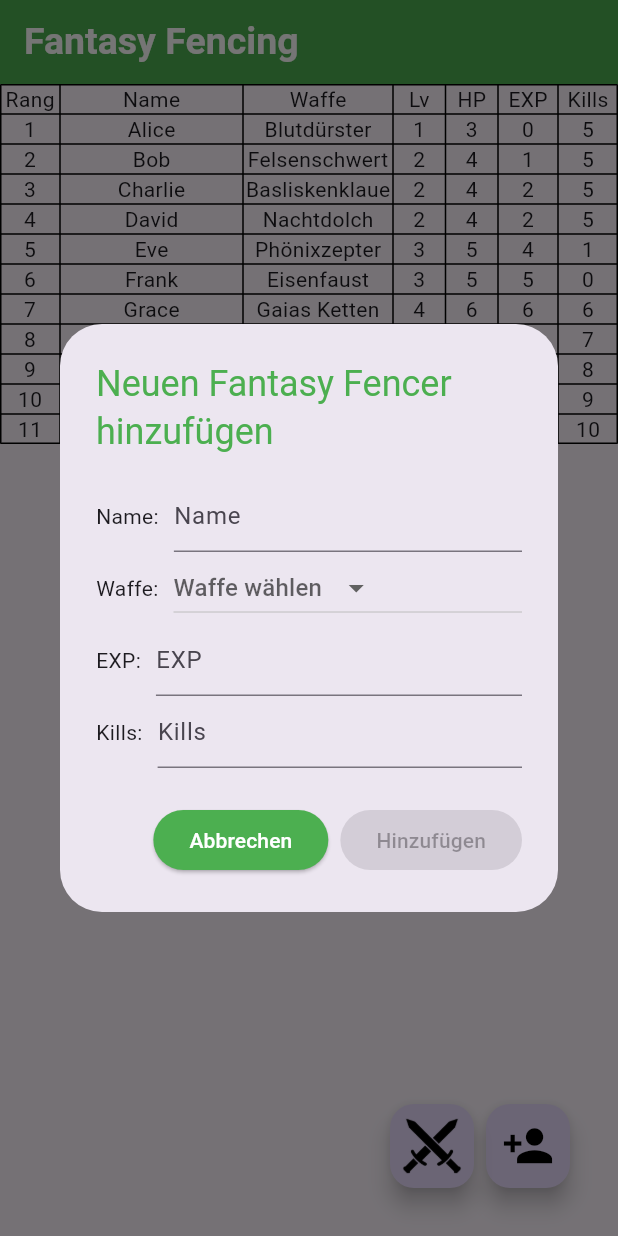
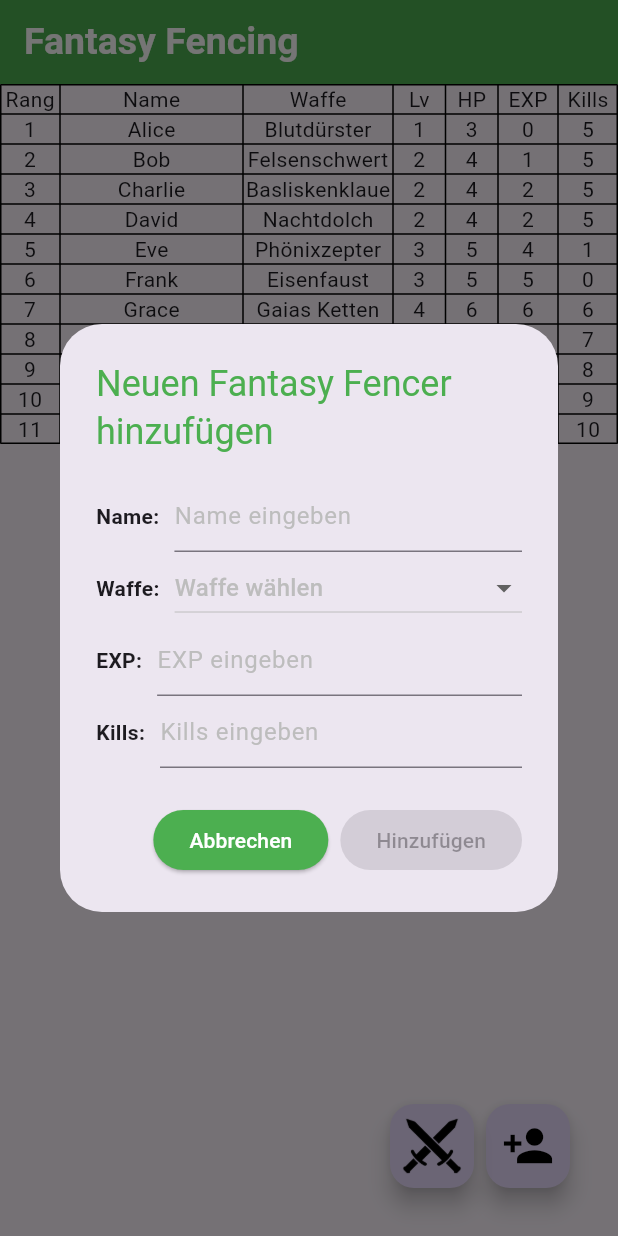
Before and after one commit to Frank1337/FantasyFencing, a Flutter app: the screen it shows after launch, after a tap on the "person add" icon, on a phone screen of 412 x 824 dp. Run offline on Flutter 3.47's test engine with Material 3 defaults, Android fonts, the phone set to English and light mode, and no system bars.

```diff
--- a/code/lib/Dialogs/AddPlayerDialog.dart
+++ b/code/lib/Dialogs/AddPlayerDialog.dart
@@ -53,13 +53,15 @@ class _AddPlayerDialogState extends PlayerDialogBaseState<AddPlayerDialog> {
         children: [
           Row(
             children: [
-              const Text('Name:'),
+              const Text('Name:',
+                  style: TextStyle(fontWeight: FontWeight.bold)),
               const SizedBox(width: 10),
               Expanded(
                 child: TextField(
                   controller: _nameController,
-                  decoration: const InputDecoration(
-                    hintText: 'Name',
+                  decoration: InputDecoration(
+                    hintText: 'Name eingeben',
+                    hintStyle: TextStyle(color: Colors.grey[400]),
                   ),
                   onChanged: (text) {
                     setState(() {});
@@ -70,12 +72,17 @@ class _AddPlayerDialogState extends PlayerDialogBaseState<AddPlayerDialog> {
           ),
           Row(
             children: [
-              const Text('Waffe:'),
+              const Text('Waffe:',
+                  style: TextStyle(fontWeight: FontWeight.bold)),
               const SizedBox(width: 10),
               Expanded(
                 child: DropdownButton<Weapons>(
                   value: _selectedWeapon,
-                  hint: const Text('Waffe wählen'),
+                  isExpanded: true,
+                  hint: Text(
+                    'Waffe wählen',
+                    style: TextStyle(color: Colors.grey[400]),
+                  ),
                   onChanged: (Weapons? newValue) {
                     setState(() {
                       _selectedWeapon = newValue;
@@ -93,7 +100,7 @@ class _AddPlayerDialogState extends PlayerDialogBaseState<AddPlayerDialog> {
           ),
           Row(
             children: [
-              const Text('EXP:'),
+              const Text('EXP:', style: TextStyle(fontWeight: FontWeight.bold)),
               const SizedBox(width: 10),
               Expanded(
                 child: TextField(
@@ -102,8 +109,9 @@ class _AddPlayerDialogState extends PlayerDialogBaseState<AddPlayerDialog> {
                   inputFormatters: <TextInputFormatter>[
                     FilteringTextInputFormatter.digitsOnly
                   ],
-                  decoration: const InputDecoration(
-                    hintText: 'EXP',
+                  decoration: InputDecoration(
+                    hintText: 'EXP eingeben',
+                    hintStyle: TextStyle(color: Colors.grey[400]),
                   ),
                 ),
               ),
@@ -111,7 +119,8 @@ class _AddPlayerDialogState extends PlayerDialogBaseState<AddPlayerDialog> {
           ),
           Row(
             children: [
-              const Text('Kills:'),
+              const Text('Kills:',
+                  style: TextStyle(fontWeight: FontWeight.bold)),
               const SizedBox(width: 10),
               Expanded(
                 child: TextField(
@@ -120,8 +129,9 @@ class _AddPlayerDialogState extends PlayerDialogBaseState<AddPlayerDialog> {
                   inputFormatters: <TextInputFormatter>[
                     FilteringTextInputFormatter.digitsOnly
                   ],
-                  decoration: const InputDecoration(
-                    hintText: 'Kills',
+                  decoration: InputDecoration(
+                    hintText: 'Kills eingeben',
+                    hintStyle: TextStyle(color: Colors.grey[400]),
                   ),
                 ),
               ),
--- a/code/pubspec.yaml
+++ b/code/pubspec.yaml
@@ -30,6 +30,7 @@ environment:
 dependencies:
   flutter:
     sdk: flutter
+  collection: ^1.18.0
 
 
   # The following adds the Cupertino Icons font to your application.
```
Also changed, not shown: code/lib/Dialogs/AddBattleDialog.dart (+23 -22 lines), code/pubspec.lock.
